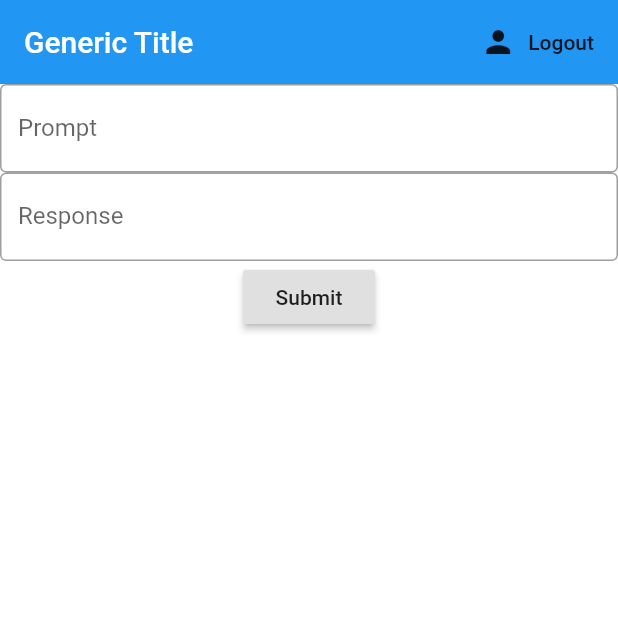
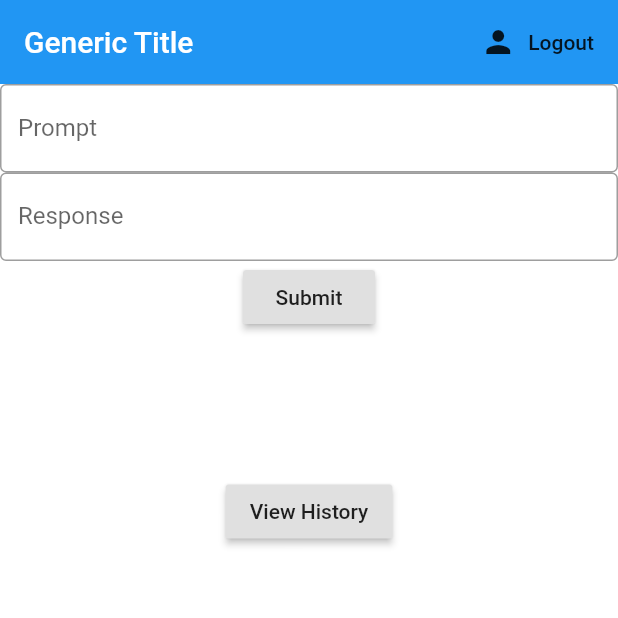
Before and after one commit to parkersell/Citrushack, a Flutter app: the screen it shows once a user with an empty profile is signed in, after a tap on "Submit", on a phone screen of 412 x 824 dp, the top half of it. Run offline on Flutter 3.47's test engine with Material 2 defaults, Android fonts, the phone set to English and light mode, and no system bars; our stand-ins replace cloud_firestore, cloud_functions, firebase_auth, firebase_core; accounts and stored records are empty; network calls fail.

Commit message:
Added parmaters

```diff
--- a/App/citrushack/lib/main.dart
+++ b/App/citrushack/lib/main.dart
@@ -4,6 +4,7 @@ import 'package:citrushack/screens/wrapper.dart';
 import 'package:firebase_core/firebase_core.dart';
 import 'package:provider/provider.dart';
 import'package:citrushack/models/user.dart';
+import 'package:citrushack/screens/home/home.dart';
 
 void main() async {
   WidgetsFlutterBinding.ensureInitialized();
@@ -18,7 +19,11 @@ class MyApp extends StatelessWidget {
     return StreamProvider<AUser>.value(
       value: AuthService().user,
       child:MaterialApp(
-        home : Wrapper(),
+
+        routes: {
+          '/': (context) => Wrapper(),
+          '/second': (context) => SecondRoute(),
+        },
       ),
     );
   }
--- a/App/citrushack/lib/screens/home/home.dart
+++ b/App/citrushack/lib/screens/home/home.dart
@@ -2,12 +2,14 @@ import 'package:flutter/material.dart';
 import 'package:citrushack/services/authFB.dart';
 import 'package:citrushack/services/db.dart';
 import 'package:citrushack/services/functions.dart';
+
 
 class Home extends StatelessWidget {
   String string1 = '';
   String string2 = '';
   final AuthService _auth = AuthService();
   final CloudFunction cloud = CloudFunction();
+
   @override
   Widget build(BuildContext context) {
     return Container(
@@ -52,12 +54,21 @@ class Home extends StatelessWidget {
                 ),
                 RaisedButton(
                   child: Text('Submit'),
-
                   onPressed: () {
                     print(string1);
                     print(string2);
                     AuthService().setData(string1,string2);
-                    cloud.getEmpathy();
+                    cloud.getEmpathy(string1,string2);
+                  },
+                ),
+                Padding(
+                  padding: EdgeInsets.only(top:95),
+                ),
+
+                RaisedButton(
+                  child: Text('View History'),
+                  onPressed: () {
+                    Navigator.pushNamed(context, '/second');
                   },
                 ),
               ]
@@ -67,3 +78,22 @@ class Home extends StatelessWidget {
     );
   }
 }
+
+
+class SecondRoute extends StatelessWidget {
+  @override
+  Widget build(BuildContext context) {
+    return Scaffold(
+      appBar: AppBar(
+        title: Text("View History"),
+        backgroundColor: Colors.blue,
+      ),
+      body: Center(
+        child: Column(
+          children: <Widget>[
+          ]
+        ),
+      ),
+    );
+  }
+}
--- a/App/citrushack/lib/services/functions.dart
+++ b/App/citrushack/lib/services/functions.dart
@@ -6,10 +6,13 @@ import 'package:flutter/material.dart';
 
 class CloudFunction{
 
-  Future<void> getEmpathy() async {
+  Future<void> getEmpathy(String arg, String arg2) async {
     try{
-      HttpsCallable callable = FirebaseFunctions.instance.httpsCallable('function-2');
-      final results = await callable();
+
+      final results = await FirebaseFunctions.instance.httpsCallable('function-2'
+      ).call(<String, dynamic>{
+        "Prompt":arg,
+        "Response":arg2},);
       int empathy = results.data;
       print(empathy);
     }catch(error){
--- a/App/citrushack/pubspec.yaml
+++ b/App/citrushack/pubspec.yaml
@@ -28,6 +28,7 @@ dependencies:
   cloud_firestore: "^1.0.1"
   cloud_functions: "^1.0.1"
   provider: "^5.0.0"
+  cloud_functions_platform_interface:
 
   # The following adds the Cupertino Icons font to your application.
   # Use with the CupertinoIcons class for iOS style icons.
```
Also changed, not shown: App/citrushack/lib/services/authFB.dart (+14 -1 lines), App/citrushack/pubspec.lock, 1 other file.
